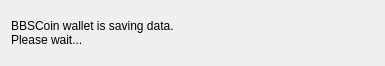
Above: src/Gui/Common/ExitWidget.ui from altcnews/Nirvana-Wallet before the change. Below: the same form after it.
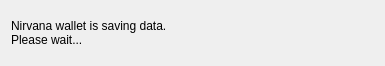
That is the form after the change.

Diff of the .ui file:
```diff
--- a/src/Gui/Common/ExitWidget.ui
+++ b/src/Gui/Common/ExitWidget.ui
@@ -17,7 +17,7 @@
    <item>
     <widget class="QLabel" name="label">
      <property name="text">
-      <string>BBSCoin wallet is saving data.
+      <string>Nirvana wallet is saving data.
 Please wait...</string>
      </property>
     </widget>
```
